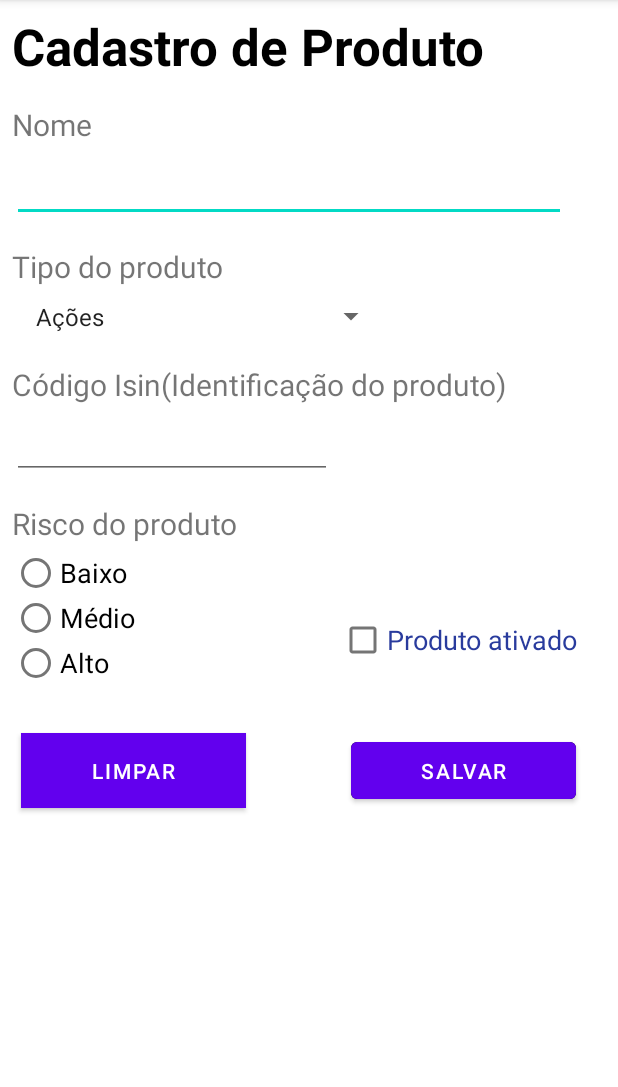
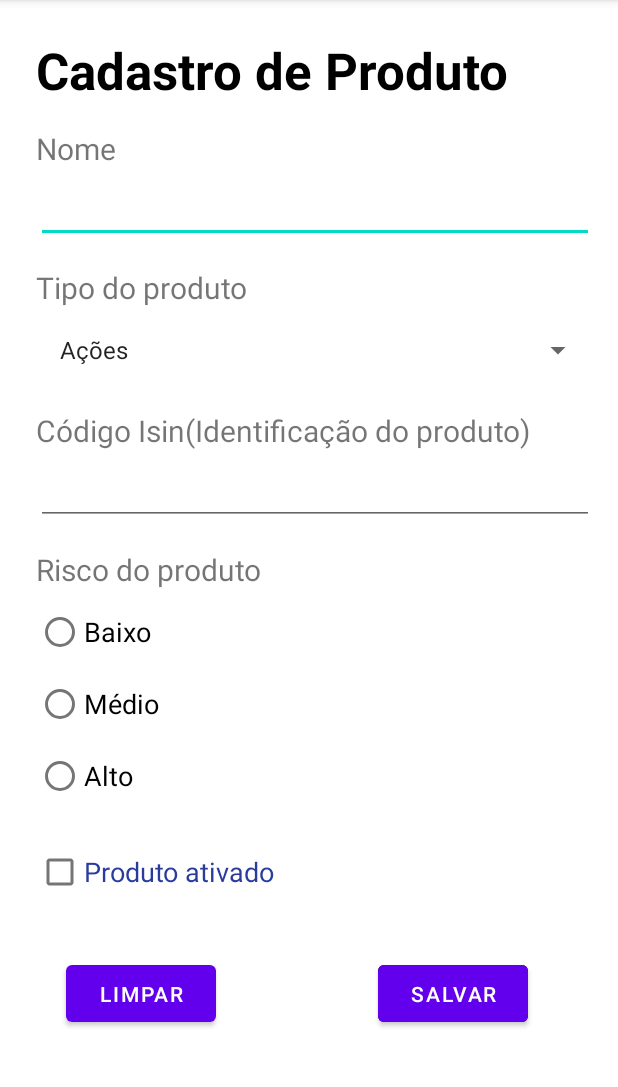
Before and after one commit to agsilvamhm/FinMonitor, an Android app: the screen it shows after launch (ProdutoActivity), on a phone screen of 412 x 824 dp, the part 84-1171 px from its top. Run offline under Robolectric (Android 15) with nearby library versions, the light colour scheme and no system bars; Roboto replaces fonts that are not available here.

Commit message:
Implementação funcionando para a Entrega - 1

```diff
--- a/app/src/main/java/com/agsilva/finmonitor/view/ProdutoActivity.java
+++ b/app/src/main/java/com/agsilva/finmonitor/view/ProdutoActivity.java
@@ -91,6 +91,7 @@ public class ProdutoActivity extends AppCompatActivity {
              radioGroup.requestFocus();
              return;
          }
-        Toast.makeText(this, R.string.sucesso, Toast.LENGTH_SHORT).show();
+        Toast.makeText(this, R.string.sucesso, Toast.LENGTH_LONG).show();
+
     }
 }
--- a/app/src/main/res/layout/activity_produto.xml
+++ b/app/src/main/res/layout/activity_produto.xml
@@ -8,19 +8,15 @@
     tools:context=".view.ProdutoActivity">
 
     <ScrollView
-        android:layout_width="409dp"
-        android:layout_height="601dp"
-        tools:layout_editor_absoluteX="1dp"
-        tools:layout_editor_absoluteY="1dp">
-
-        <LinearLayout
         android:layout_width="match_parent"
-            android:layout_height="wrap_content"
-            android:orientation="vertical" >
+        android:layout_height="0dp"
+        app:layout_constraintTop_toTopOf="parent"
+        app:layout_constraintBottom_toBottomOf="parent"
+        android:padding="16dp">
 
         <androidx.constraintlayout.widget.ConstraintLayout
-                android:layout_width="398dp"
-                android:layout_height="595dp">
+            android:layout_width="match_parent"
+            android:layout_height="wrap_content">
 
             <TextView
                 android:id="@+id/textTitulo"
@@ -34,7 +30,6 @@
                 android:textColor="@color/black"
                 android:textSize="34sp"
                 android:textStyle="bold"
-                    android:typeface="normal"
                 app:layout_constraintStart_toStartOf="parent"
                 app:layout_constraintTop_toTopOf="parent" />
 
@@ -51,14 +46,15 @@
 
             <EditText
                 android:id="@+id/editNome"
-                    android:layout_width="369dp"
-                    android:layout_height="47dp"
+                android:layout_width="0dp"
+                android:layout_height="wrap_content"
                 android:layout_marginStart="8dp"
                 android:layout_marginTop="4dp"
                 android:ems="10"
                 android:inputType="text"
                 android:textColor="#293B9D"
                 app:layout_constraintStart_toStartOf="parent"
+                app:layout_constraintEnd_toEndOf="parent"
                 app:layout_constraintTop_toBottomOf="@+id/textProduto" />
 
             <TextView
@@ -74,12 +70,13 @@
 
             <Spinner
                 android:id="@+id/spinnerTipo"
-                    android:layout_width="250dp"
-                    android:layout_height="31dp"
+                android:layout_width="0dp"
+                android:layout_height="wrap_content"
                 android:layout_marginStart="8dp"
                 android:layout_marginTop="4dp"
                 android:spinnerMode="dialog"
                 app:layout_constraintStart_toStartOf="parent"
+                app:layout_constraintEnd_toEndOf="parent"
                 app:layout_constraintTop_toBottomOf="@+id/textNome" />
 
             <TextView
@@ -89,13 +86,13 @@
                 android:layout_marginStart="8dp"
                 android:layout_marginTop="16dp"
                 android:text="@string/text_isin"
-                    android:textSize="20dp"
+                android:textSize="20sp"
                 app:layout_constraintStart_toStartOf="parent"
                 app:layout_constraintTop_toBottomOf="@+id/spinnerTipo" />
 
             <EditText
                 android:id="@+id/editCodigo"
-                    android:layout_width="wrap_content"
+                android:layout_width="0dp"
                 android:layout_height="wrap_content"
                 android:layout_marginStart="8dp"
                 android:layout_marginTop="4dp"
@@ -103,6 +100,7 @@
                 android:inputType="text"
                 android:textColor="#293B9D"
                 app:layout_constraintStart_toStartOf="parent"
+                app:layout_constraintEnd_toEndOf="parent"
                 app:layout_constraintTop_toBottomOf="@+id/textCodigo" />
 
             <TextView
@@ -112,21 +110,9 @@
                 android:layout_marginStart="8dp"
                 android:layout_marginTop="16dp"
                 android:text="@string/text_risco"
-                    android:textSize="20dp"
+                android:textSize="20sp"
                 app:layout_constraintStart_toStartOf="parent"
                 app:layout_constraintTop_toBottomOf="@+id/editCodigo" />
-
-                <CheckBox
-                    android:id="@+id/checkBox"
-                    android:layout_width="wrap_content"
-                    android:layout_height="wrap_content"
-                    android:layout_marginStart="136dp"
-                    android:layout_marginTop="40dp"
-                    android:text="@string/ativo"
-                    android:textColor="#293B9D"
-                    android:textSize="18sp"
-                    app:layout_constraintStart_toEndOf="@+id/radioGroup"
-                    app:layout_constraintTop_toBottomOf="@+id/textView5" />
 
             <RadioGroup
                 android:id="@+id/radioGroup"
@@ -140,51 +126,76 @@
                 <RadioButton
                     android:id="@+id/radioBaixo"
                     android:layout_width="match_parent"
-                        android:layout_height="30dp"
+                    android:layout_height="wrap_content"
                     android:text="@string/ra_baixo"
                     android:textSize="18sp" />
 
                 <RadioButton
                     android:id="@+id/radioMedio"
                     android:layout_width="match_parent"
-                        android:layout_height="30dp"
+                    android:layout_height="wrap_content"
                     android:text="@string/ra_medio"
                     android:textSize="18sp" />
 
                 <RadioButton
                     android:id="@+id/radioAlto"
                     android:layout_width="match_parent"
-                        android:layout_height="30dp"
+                    android:layout_height="wrap_content"
                     android:text="@string/ra_alto"
                     android:textSize="18sp" />
             </RadioGroup>
 
+            <CheckBox
+                android:id="@+id/checkBox"
+                android:layout_width="wrap_content"
+                android:layout_height="wrap_content"
+                android:layout_marginStart="8dp"
+                android:layout_marginTop="16dp"
+                android:text="@string/ativo"
+                android:textColor="#293B9D"
+                android:textSize="18sp"
+                app:layout_constraintStart_toStartOf="parent"
+                app:layout_constraintTop_toBottomOf="@+id/radioGroup" />
+
             <Button
                 android:id="@+id/buttonSalvar"
-                    android:layout_width="150dp"
+                android:layout_width="100dp"
                 android:layout_height="50dp"
-                    android:layout_marginStart="24dp"
+                android:layout_marginStart="95dp"
                 android:layout_marginTop="32dp"
+                android:layout_marginEnd="32dp"
+                android:layout_weight="1"
                 android:backgroundTintMode="add"
                 android:onClick="salvar"
                 android:text="@string/salvar"
                 app:layout_constraintEnd_toEndOf="parent"
                 app:layout_constraintStart_toEndOf="@+id/buttonLimpar"
-                    app:layout_constraintTop_toBottomOf="@+id/radioGroup" />
+                app:layout_constraintTop_toBottomOf="@+id/checkBox" />
 
             <Button
                 android:id="@+id/buttonLimpar"
-                    android:layout_width="150dp"
+                android:layout_width="100dp"
                 android:layout_height="50dp"
+                android:layout_marginStart="16dp"
                 android:layout_marginTop="32dp"
-                    android:layout_marginEnd="32dp"
-                    android:background="#CDDC39"
+                android:layout_weight="1"
                 android:onClick="limpar"
                 android:text="@string/limpar"
                 app:layout_constraintEnd_toStartOf="@+id/buttonSalvar"
                 app:layout_constraintStart_toStartOf="parent"
-                    app:layout_constraintTop_toBottomOf="@+id/radioGroup" />
+                app:layout_constraintTop_toBottomOf="@+id/checkBox" />
+
+            <LinearLayout
+                android:layout_width="match_parent"
+                android:layout_height="wrap_content"
+                android:layout_marginTop="32dp"
+                android:orientation="horizontal"
+                android:gravity="center"
+                app:layout_constraintTop_toBottomOf="@+id/checkBox">
+
+            </LinearLayout>
+
         </androidx.constraintlayout.widget.ConstraintLayout>
-        </LinearLayout>
     </ScrollView>
+
 </androidx.constraintlayout.widget.ConstraintLayout>
```
Lines whose indentation alone changed are shown as unchanged.
